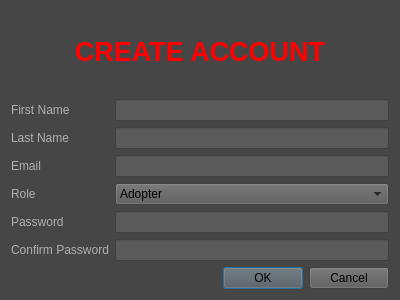
Qt form breadnbutter/gui/createaccount.ui (jacksodl23/cs-205-pet-adoption) before a commit.
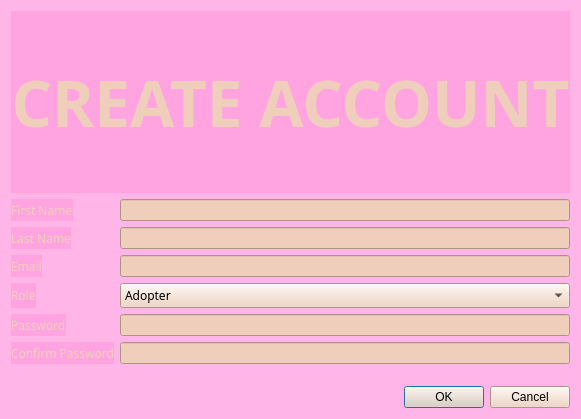
The same form after that commit.

Commit message: updating color scheme

```diff
--- a/breadnbutter/gui/createaccount.ui
+++ b/breadnbutter/gui/createaccount.ui
@@ -6,28 +6,32 @@
    <rect>
     <x>0</x>
     <y>0</y>
-    <width>400</width>
-    <height>300</height>
+    <width>539</width>
+    <height>419</height>
    </rect>
   </property>
   <property name="windowTitle">
    <string>Dialog</string>
   </property>
   <property name="styleSheet">
-   <string notr="true">background-color: rgb(70, 70, 70);</string>
+   <string notr="true">background-color: rgba(255, 138, 216, 100);</string>
   </property>
   <layout class="QVBoxLayout" name="verticalLayout">
    <item>
     <widget class="QLabel" name="createLabel">
      <property name="font">
       <font>
-       <pointsize>20</pointsize>
-       <weight>75</weight>
-       <bold>true</bold>
+       <family>Chalkboard SE</family>
+       <pointsize>48</pointsize>
+       <weight>50</weight>
+       <bold>false</bold>
       </font>
      </property>
+     <property name="styleSheet">
+      <string notr="true">color: rgb(239, 207, 187);</string>
+     </property>
      <property name="text">
-      <string>&lt;b&gt;&lt;font color=red&gt;CREATE ACCOUNT&lt;font&gt;&lt;/b&gt;</string>
+      <string>&lt;b&gt;CREATE ACCOUNT&lt;/b&gt;</string>
      </property>
      <property name="alignment">
       <set>Qt::AlignCenter</set>
@@ -38,8 +42,13 @@
     <layout class="QFormLayout" name="formLayout">
      <item row="0" column="0">
       <widget class="QLabel" name="firstNameLabel">
+       <property name="font">
+        <font>
+         <family>Chalkboard</family>
+        </font>
+       </property>
        <property name="styleSheet">
-        <string notr="true">color: rgb(176, 175, 177);</string>
+        <string notr="true">color: rgb(239, 207, 187);</string>
        </property>
        <property name="text">
         <string>First Name</string>
@@ -49,14 +58,19 @@
      <item row="0" column="1">
       <widget class="QLineEdit" name="firstNameField">
        <property name="styleSheet">
-        <string notr="true">background-color: rgb(90, 90, 90);</string>
+        <string notr="true">background-color:rgb(239, 207, 187);</string>
        </property>
       </widget>
      </item>
      <item row="1" column="0">
       <widget class="QLabel" name="lastNameLabel">
+       <property name="font">
+        <font>
+         <family>Chalkboard SE</family>
+        </font>
+       </property>
        <property name="styleSheet">
-        <string notr="true">color: rgb(176, 175, 177);</string>
+        <string notr="true">color: rgb(239, 207, 187);</string>
        </property>
        <property name="text">
         <string>Last Name</string>
@@ -66,14 +80,19 @@
      <item row="1" column="1">
       <widget class="QLineEdit" name="lastNameField">
        <property name="styleSheet">
-        <string notr="true">background-color: rgb(90, 90, 90);</string>
+        <string notr="true">background-color:rgb(239, 207, 187);</string>
        </property>
       </widget>
      </item>
      <item row="2" column="0">
       <widget class="QLabel" name="emailLabel">
+       <property name="font">
+        <font>
+         <family>Chalkboard SE</family>
+        </font>
+       </property>
        <property name="styleSheet">
-        <string notr="true">color: rgb(176, 175, 177);</string>
+        <string notr="true">color: rgb(239, 207, 187);</string>
        </property>
        <property name="text">
         <string>Email</string>
@@ -83,14 +102,19 @@
      <item row="2" column="1">
       <widget class="QLineEdit" name="emailField">
        <property name="styleSheet">
-        <string notr="true">background-color: rgb(90, 90, 90);</string>
+        <string notr="true">background-color:rgb(239, 207, 187);</string>
        </property>
       </widget>
      </item>
      <item row="3" column="0">
       <widget class="QLabel" name="emailLabel_2">
+       <property name="font">
+        <font>
+         <family>Chalkboard SE</family>
+        </font>
+       </property>
        <property name="styleSheet">
-        <string notr="true">color: rgb(176, 175, 177);</string>
+        <string notr="true">color: rgb(239, 207, 187);</string>
        </property>
        <property name="text">
         <string>Role</string>
@@ -99,8 +123,13 @@
      </item>
      <item row="3" column="1">
       <widget class="QComboBox" name="roleBox">
+       <property name="font">
+        <font>
+         <family>Chalkboard SE</family>
+        </font>
+       </property>
        <property name="styleSheet">
-        <string notr="true">background-color: rgb(90, 90, 90);
+        <string notr="true">background-color:rgb(239, 207, 187);
 color: rgb(0, 0, 0);</string>
        </property>
        <item>
@@ -117,8 +146,13 @@
      </item>
      <item row="4" column="0">
       <widget class="QLabel" name="passwordLabel">
+       <property name="font">
+        <font>
+         <family>Chalkboard SE</family>
+        </font>
+       </property>
        <property name="styleSheet">
-        <string notr="true">color: rgb(176, 175, 177);</string>
+        <string notr="true">color: rgb(239, 207, 187);</string>
        </property>
        <property name="text">
         <string>Password</string>
@@ -128,7 +162,7 @@
      <item row="4" column="1">
       <widget class="QLineEdit" name="passwordField">
        <property name="styleSheet">
-        <string notr="true">background-color: rgb(90, 90, 90);</string>
+        <string notr="true">background-color:rgb(239, 207, 187);</string>
        </property>
        <property name="echoMode">
         <enum>QLineEdit::Password</enum>
@@ -137,8 +171,13 @@
      </item>
      <item row="5" column="0">
       <widget class="QLabel" name="passwordLabel_2">
+       <property name="font">
+        <font>
+         <family>Chalkboard</family>
+        </font>
+       </property>
        <property name="styleSheet">
-        <string notr="true">color: rgb(176, 175, 177);</string>
+        <string notr="true">color: rgb(239, 207, 187);</string>
        </property>
        <property name="text">
         <string>Confirm Password</string>
@@ -148,7 +187,7 @@
      <item row="5" column="1">
       <widget class="QLineEdit" name="passwordField_2">
        <property name="styleSheet">
-        <string notr="true">background-color: rgb(90, 90, 90);</string>
+        <string notr="true">background-color:rgb(239, 207, 187);</string>
        </property>
        <property name="echoMode">
         <enum>QLineEdit::Password</enum>
@@ -159,8 +198,14 @@
    </item>
    <item>
     <widget class="QDialogButtonBox" name="createOkay">
+     <property name="font">
+      <font>
+       <family>Chalkboard SE</family>
+      </font>
+     </property>
      <property name="styleSheet">
-      <string notr="true">background-color: rgb(90, 90, 90);</string>
+      <string notr="true">background-color:rgb(239, 207, 187);
+color: rgb(0, 0, 0);</string>
      </property>
      <property name="orientation">
       <enum>Qt::Horizontal</enum>
```
